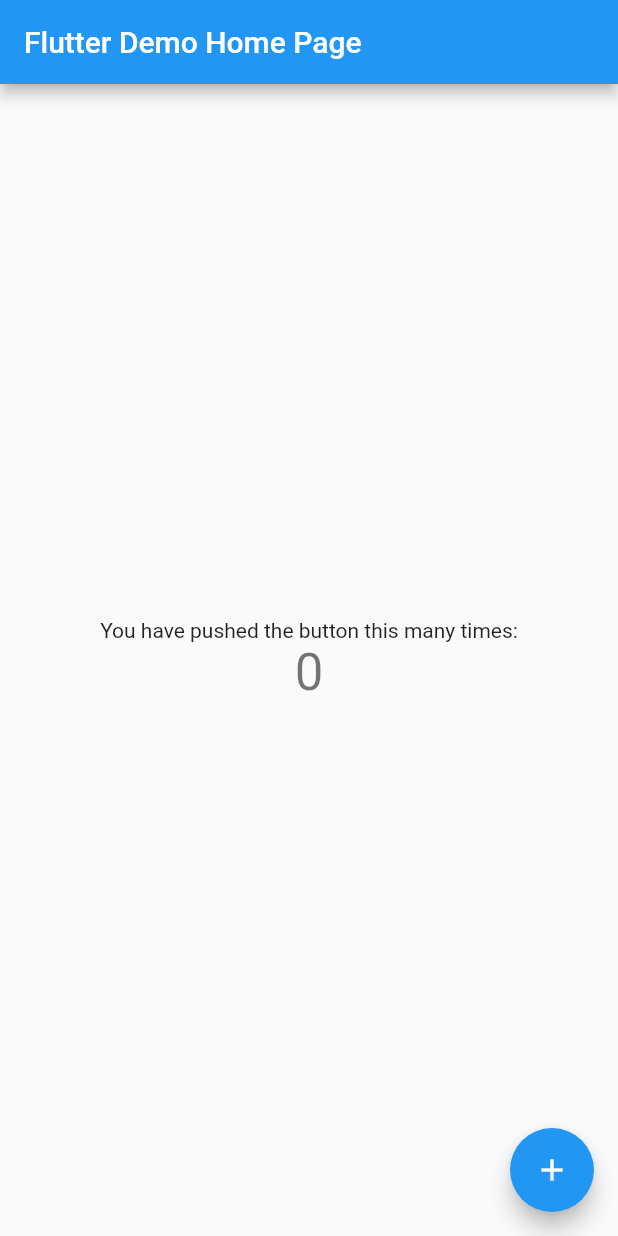
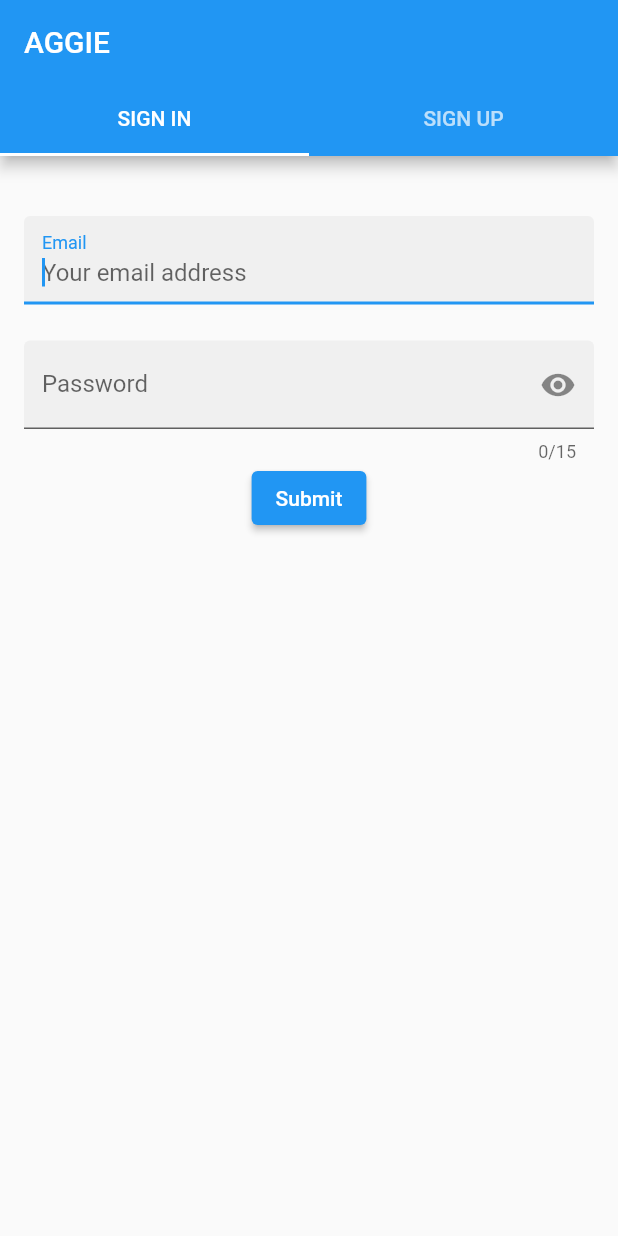
Before and after one commit to puksanon/aggie, a Flutter app: the screen it shows after launch, on a phone screen of 412 x 824 dp. Run offline on Flutter 3.47's test engine with Material 2 defaults, Android fonts, the phone set to English and light mode, and no system bars.

Commit message:
add page signin / signup

```diff
--- /dev/null
+++ b/lib/constant.dart
@@ -0,0 +1,8 @@
+import 'package:flutter/material.dart';
+
+// Colors that we use in our app
+const kPrimaryColor = Color(0xFF0C9869);
+const kTextColor = Color(0xFF3C4046);
+const kBackgroundColor = Color(0xFFF9F8FD);
+
+const double kDefaultPadding = 20.0;
--- a/lib/main.dart
+++ b/lib/main.dart
@@ -1,113 +1,24 @@
+import 'package:aggie/pages/auth/login.dart';
 import 'package:flutter/material.dart';
+import 'package:aggie/constant.dart';
 
 void main() {
   runApp(MyApp());
 }
 
 class MyApp extends StatelessWidget {
-  // This widget is the root of your application.
   @override
   Widget build(BuildContext context) {
     return MaterialApp(
-      title: 'Flutter Demo',
+      debugShowCheckedModeBanner: false,
+      title: 'AGGIE',
       theme: ThemeData(
-        // This is the theme of your application.
-        //
-        // Try running your application with "flutter run". You'll see the
-        // application has a blue toolbar. Then, without quitting the app, try
-        // changing the primarySwatch below to Colors.green and then invoke
-        // "hot reload" (press "r" in the console where you ran "flutter run",
-        // or simply save your changes to "hot reload" in a Flutter IDE).
-        // Notice that the counter didn't reset back to zero; the application
-        // is not restarted.
-        primarySwatch: Colors.blue,
+        scaffoldBackgroundColor: kBackgroundColor,
+        primaryColor: kPrimaryColor,
+        textTheme: Theme.of(context).textTheme.apply(bodyColor: kTextColor),
+        visualDensity: VisualDensity.adaptivePlatformDensity,
       ),
-      home: MyHomePage(title: 'Flutter Demo Home Page'),
+      home: LoginScreen(),
     );
   }
 }
-
-class MyHomePage extends StatefulWidget {
-  MyHomePage({Key key, this.title}) : super(key: key);
-
-  // This widget is the home page of your application. It is stateful, meaning
-  // that it has a State object (defined below) that contains fields that affect
-  // how it looks.
-
-  // This class is the configuration for the state. It holds the values (in this
-  // case the title) provided by the parent (in this case the App widget) and
-  // used by the build method of the State. Fields in a Widget subclass are
-  // always marked "final".
-
-  final String title;
-
-  @override
-  _MyHomePageState createState() => _MyHomePageState();
-}
-
-class _MyHomePageState extends State<MyHomePage> {
-  int _counter = 0;
-
-  void _incrementCounter() {
-    setState(() {
-      // This call to setState tells the Flutter framework that something has
-      // changed in this State, which causes it to rerun the build method below
-      // so that the display can reflect the updated values. If we changed
-      // _counter without calling setState(), then the build method would not be
-      // called again, and so nothing would appear to happen.
-      _counter++;
-    });
-  }
-
-  @override
-  Widget build(BuildContext context) {
-    // This method is rerun every time setState is called, for instance as done
-    // by the _incrementCounter method above.
-    //
-    // The Flutter framework has been optimized to make rerunning build methods
-    // fast, so that you can just rebuild anything that needs updating rather
-    // than having to individually change instances of widgets.
-    return Scaffold(
-      appBar: AppBar(
-        // Here we take the value from the MyHomePage object that was created by
-        // the App.build method, and use it to set our appbar title.
-        title: Text(widget.title),
-      ),
-      body: Center(
-        // Center is a layout widget. It takes a single child and positions it
-        // in the middle of the parent.
-        child: Column(
-          // Column is also a layout widget. It takes a list of children and
-          // arranges them vertically. By default, it sizes itself to fit its
-          // children horizontally, and tries to be as tall as its parent.
-          //
-          // Invoke "debug painting" (press "p" in the console, choose the
-          // "Toggle Debug Paint" action from the Flutter Inspector in Android
-          // Studio, or the "Toggle Debug Paint" command in Visual Studio Code)
-          // to see the wireframe for each widget.
-          //
-          // Column has various properties to control how it sizes itself and
-          // how it positions its children. Here we use mainAxisAlignment to
-          // center the children vertically; the main axis here is the vertical
-          // axis because Columns are vertical (the cross axis would be
-          // horizontal).
-          mainAxisAlignment: MainAxisAlignment.center,
-          children: <Widget>[
-            Text(
-              'You have pushed the button this many times:',
-            ),
-            Text(
-              '$_counter',
-              style: Theme.of(context).textTheme.headline4,
-            ),
-          ],
-        ),
-      ),
-      floatingActionButton: FloatingActionButton(
-        onPressed: _incrementCounter,
-        tooltip: 'Increment',
-        child: Icon(Icons.add),
-      ), // This trailing comma makes auto-formatting nicer for build methods.
-    );
-  }
-}
--- /dev/null
+++ b/lib/pages/auth/components/FormSignIn.dart
@@ -0,0 +1,89 @@
+import 'package:flutter/gestures.dart';
+import 'package:flutter/material.dart';
+
+class JsonSerializable {
+  const JsonSerializable();
+}
+
+class FormSignIn extends StatefulWidget {
+  @override
+  _FormSignInState createState() => _FormSignInState();
+}
+
+class _FormSignInState extends State<FormSignIn> {
+  final _formKey = GlobalKey<FormState>();
+  bool _isObscure = true;
+
+  @override
+  Widget build(BuildContext context) {
+    const SizeBox = SizedBox(
+      height: 24,
+    );
+
+    return Form(
+      key: _formKey,
+      child: Padding(
+        padding: EdgeInsets.all(16),
+        child: Column(
+          crossAxisAlignment: CrossAxisAlignment.start,
+          children: <Widget>[
+            SizeBox,
+            TextFormField(
+              autofocus: true,
+              textInputAction: TextInputAction.next,
+              decoration: InputDecoration(
+                filled: true,
+                hintText: 'Your email address',
+                labelText: 'Email',
+              ),
+              onChanged: (value) {},
+              validator: (value) {
+                if (value == null || value.isEmpty) {
+                  return 'Please enter some text';
+                }
+                return null;
+              },
+            ),
+            SizeBox,
+            TextFormField(
+              decoration: InputDecoration(
+                  filled: true,
+                  hintText: 'Your password',
+                  labelText: 'Password',
+                  suffixIcon: IconButton(
+                      icon: Icon(
+                          _isObscure ? Icons.visibility : Icons.visibility_off),
+                      onPressed: () {
+                        setState(() {
+                          _isObscure = !_isObscure;
+                        });
+                      })),
+              maxLength: 15,
+              obscureText: _isObscure,
+              onChanged: (value) {},
+              validator: (value) {
+                if (value == null || value.isEmpty) {
+                  return 'Please enter some text';
+                } else if (value.length < 8) {
+                  return 'Password less 8 character';
+                }
+                return null;
+              },
+            ),
+            Center(
+              child: ElevatedButton(
+                onPressed: () {
+                  if (_formKey.currentState.validate()) {
+                    ScaffoldMessenger.of(context).showSnackBar(
+                        SnackBar(content: Text('Processing Data')));
+                  }
+                },
+                child: Text('Submit'),
+              ),
+            ),
+          ],
+        ),
+      ),
+    );
+  }
+}
--- /dev/null
+++ b/lib/pages/auth/login.dart
@@ -0,0 +1,36 @@
+import 'package:aggie/pages/auth/components/FormSignIn.dart';
+import 'package:aggie/pages/auth/components/FormSignUp.dart';
+import 'package:flutter/material.dart';
+
+
+class LoginScreen extends StatelessWidget {
+  @override
+  Widget build(BuildContext context) {
+    return MaterialApp(
+      home: DefaultTabController(
+        length: 2,
+        child: Scaffold(
+          appBar: buildTabBar(),
+          body: TabBarView(
+            children: [
+              FormSignIn(),
+              FormSignUp()
+            ],
+          ),
+        ),
+      ),
+    );
+  }
+
+  AppBar buildTabBar() {
+    return AppBar(
+      bottom: TabBar(
+        tabs: [
+          Tab(icon: Text('SIGN IN')),
+          Tab(icon: Text('SIGN UP'))
+        ],
+      ),
+      title: Text('AGGIE'),
+    );
+  }
+}
--- a/pubspec.yaml
+++ b/pubspec.yaml
@@ -21,6 +21,8 @@ environment:
   sdk: ">=2.7.0 <3.0.0"
 
 dependencies:
+  json_annotation: ^4.0.1
+  http: ^0.13.2
   flutter:
     sdk: flutter
 
```
Also changed, not shown: lib/pages/auth/components/FormSignUp.dart (added, +119 -0 lines), pubspec.lock.
